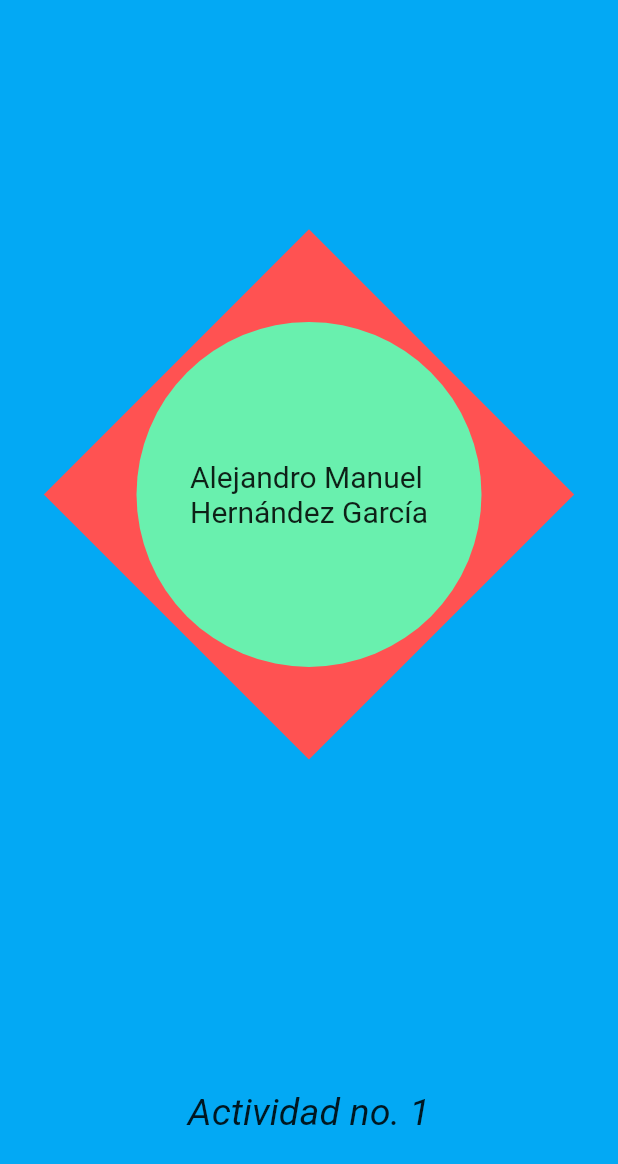
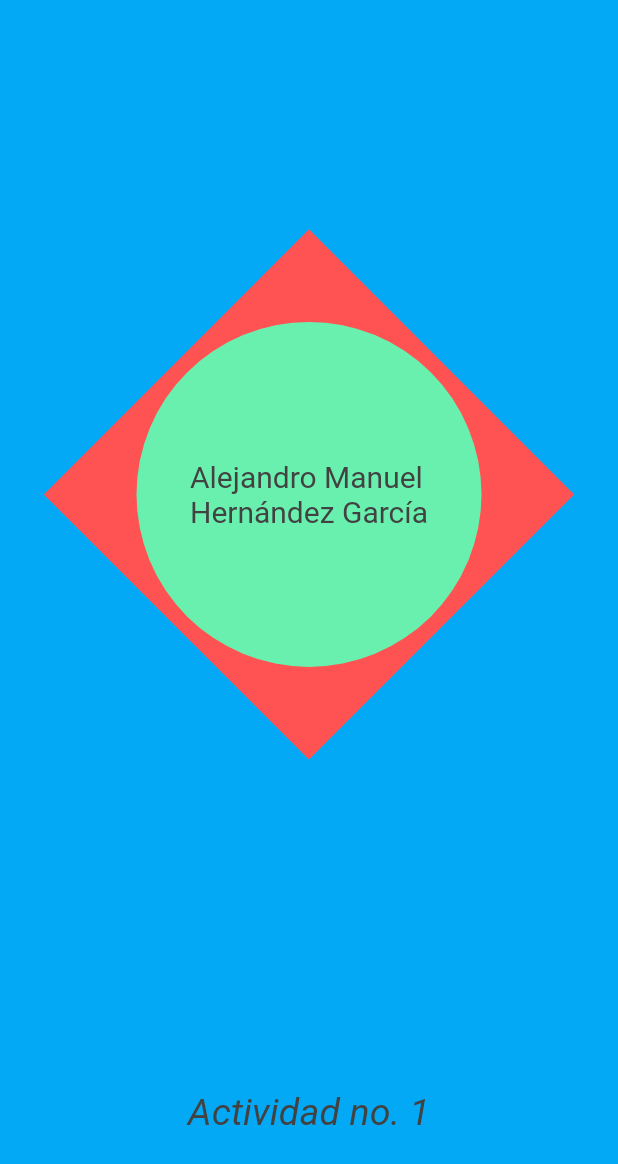
Before and after one commit to Alex-LNB/pruebasDart, a Flutter app: the screen it shows after launch, on a phone screen of 412 x 824 dp. Shown: the top 1164 px of the screen. Run offline on Flutter 3.47's test engine with Material 2 defaults, Android fonts, the phone set to English and light mode, and no system bars.

Commit message:
3er comit, modificacion de act1 ya probada la app

```diff
--- a/actividad1/actividad_1/lib/act1.dart
+++ b/actividad1/actividad_1/lib/act1.dart
@@ -1,5 +1,4 @@
-
-// ignore_for_file: prefer_const_constructors
+// ignore_for_file: prefer_const_constructors, use_key_in_widget_constructors
 
 import 'package:flutter/material.dart';
 
@@ -18,7 +17,18 @@ class Act1 extends StatelessWidget {
         children: [
           Expanded(
             flex: 4,
-            child: Center(
+            child: transformRombo(),
+          ),
+          Expanded(
+            child: textoInferior(),
+          ),
+        ],
+      )
+    );
+  }
+
+  Widget transformRombo(){
+    return Center(
       child: Transform.rotate(
         angle: 3.14192/4,
         child: Container(
@@ -30,51 +40,50 @@ class Act1 extends StatelessWidget {
             color: Colors.redAccent,
           ),
           child: Center(
-
-
             child: Transform.rotate(
               angle: -3.14192/4,
-                    child: Container(
-                      //height: .1,
-                      //width: .1,
-                      decoration: BoxDecoration(
-                        //borderRadius: BorderRadius.circular(400),
-                        shape: BoxShape.circle,
-                        color: Colors.greenAccent,
-                      ),
-
-                      child: Column(
-                        // ignore: prefer_const_literals_to_create_immutables
-                        children: [
-                          Expanded(child: Center(child: Text("Alejandro Manuel\nHernández García", style: TextStyle(fontSize: 20)),),),
-                          /*Expanded(child: Center(child: Text("Alejandro"),),),
-                          Expanded(child: Center(child: Text("Manuel"),),),
-                          Expanded(child: Center(child: Text("Hernandez"),),),
-                          Expanded(child: Center(child: Text("Garcia"),),),*/
-                        ],
-                      ),
-
-                    ),
-                  ),
-
-
-
-
+              child: containerCirculo(),
             ),
           ),
         ),
       ),
+    );
+  }
+
+  Widget containerCirculo(){
+    return Container(
+      decoration: BoxDecoration(
+        shape: BoxShape.circle,
+        color: Colors.greenAccent,
       ),
-          Expanded(
-            child: Center(
+      child: Expanded(
+        child: textoCirculo(),
+      ),
+    );
+  }
+
+  Widget textoCirculo(){
+    return Center(
+      child: Text(
+        "Alejandro Manuel\nHernández García",
+        style: TextStyle(
+          fontSize: 20,
+          color: Colors.grey[800],
+        ),
+      ),
+    );
+  }
+
+  Widget textoInferior(){
+    return Center(
       child: Text(
         "Actividad no. 1",
-                style: TextStyle(fontStyle: FontStyle.italic, fontSize: 25,),
+        style: TextStyle(
+          fontStyle: FontStyle.italic,
+          fontSize: 25,
+          color: Colors.grey[800],
         ),
       ),
-          ),
-        ],
-      )
     );
   }
 
```
Also changed, not shown: 1 other file. Lines whose indentation alone changed are shown as unchanged.
